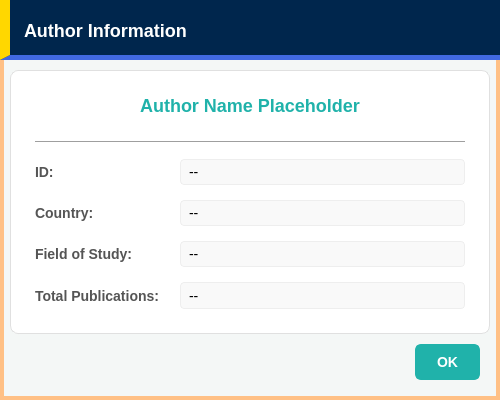
This is src/components/dialogs/author/authordetailsdialog.ui in DamPhuQuy/Scientific-Article-Management as Qt 5 draws it before an edit. The edited form follows.
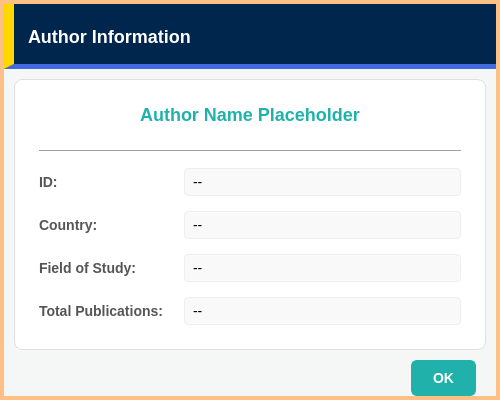
This is the edited form.

What changed in the file:
```diff
--- a/src/components/dialogs/author/authordetailsdialog.ui
+++ b/src/components/dialogs/author/authordetailsdialog.ui
@@ -91,16 +91,16 @@
     <number>0</number>
    </property>
    <property name="leftMargin">
-    <number>0</number>
+    <number>4</number>
    </property>
    <property name="topMargin">
-    <number>0</number>
+    <number>4</number>
    </property>
    <property name="rightMargin">
-    <number>0</number>
+    <number>4</number>
    </property>
    <property name="bottomMargin">
-    <number>20</number>
+    <number>4</number>
    </property>
    <item>
     <widget class="QWidget" name="headerContainer" native="true">
```
